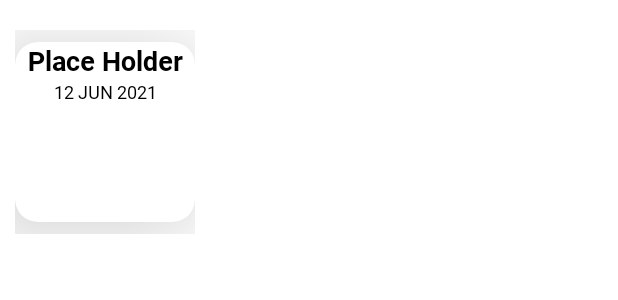
After one commit to KIxn/TaskMate, an Android app: the layout assignment_card.xml on its own in the app's theme, with its tools: preview values and no code run, on a phone screen of 412 x 824 dp. The commit adds this screen. Shown: the top 300 px of the screen. Run offline under Robolectric (Android 15) with nearby library versions, the phone set to English and light mode, and no system bars.

Commit message:
Started Assignment Recycler

```diff
--- a/app/src/main/java/com/example/taskmate/AdditionalFragment.java
+++ b/app/src/main/java/com/example/taskmate/AdditionalFragment.java
@@ -59,6 +59,9 @@ public class AdditionalFragment extends Fragment {
     public View onCreateView(LayoutInflater inflater, ViewGroup container,
                              Bundle savedInstanceState) {
         // Inflate the layout for this fragment
-        return inflater.inflate(R.layout.additional_fragment, container, false);
+        View view = inflater.inflate(R.layout.additional_fragment, container, false);
+        //TODO add cards for each additional section
+
+        return view;
     }
 }
--- a/app/src/main/java/com/example/taskmate/AnnouncementsFragment.java
+++ b/app/src/main/java/com/example/taskmate/AnnouncementsFragment.java
@@ -59,6 +59,8 @@ public class AnnouncementsFragment extends Fragment {
     public View onCreateView(LayoutInflater inflater, ViewGroup container,
                              Bundle savedInstanceState) {
         // Inflate the layout for this fragment
-        return inflater.inflate(R.layout.announcements_fragment, container, false);
+        View view = inflater.inflate(R.layout.announcements_fragment, container, false);
+        //TODO add refreshlayout and populate
+        return view;
     }
 }
--- a/app/src/main/java/com/example/taskmate/BoardRoomFragment.java
+++ b/app/src/main/java/com/example/taskmate/BoardRoomFragment.java
@@ -59,6 +59,8 @@ public class BoardRoomFragment extends Fragment {
     public View onCreateView(LayoutInflater inflater, ViewGroup container,
                              Bundle savedInstanceState) {
         // Inflate the layout for this fragment
-        return inflater.inflate(R.layout.board_room_fragment, container, false);
+        View view = inflater.inflate(R.layout.board_room_fragment, container, false);
+        //TODO add refresh layout and populate
+        return view;
     }
 }
--- a/app/src/main/java/com/example/taskmate/MainActivity.java
+++ b/app/src/main/java/com/example/taskmate/MainActivity.java
@@ -228,7 +228,7 @@ public class MainActivity extends AppCompatActivity {
                             if(arr.length() != 0){
                                 //email not found, so create user
                                 JSONObject jsonObject = arr.getJSONObject(0);
-                                if((email.equals(jsonObject.getString("EMAIL"))) && (pswd_hash.equals(jsonObject.getString("PSWD")))){
+                                if(((email).toLowerCase().equals(jsonObject.getString("EMAIL").toLowerCase())) && (pswd_hash.equals(jsonObject.getString("PSWD")))){
                                     bAuthorized = true;
                                     ////////////////////////////////save log in//////////////////////////
                                     if (chbrem.isChecked()){
--- a/app/src/main/java/com/example/taskmate/RemindersFragment.java
+++ b/app/src/main/java/com/example/taskmate/RemindersFragment.java
@@ -59,6 +59,8 @@ public class RemindersFragment extends Fragment {
     public View onCreateView(LayoutInflater inflater, ViewGroup container,
                              Bundle savedInstanceState) {
         // Inflate the layout for this fragment
-        return inflater.inflate(R.layout.reminders_fragment, container, false);
+        View view = inflater.inflate(R.layout.reminders_fragment, container, false);
+        //TODO add refresh layout and populate
+        return view;
     }
 }
--- /dev/null
+++ b/app/src/main/res/layout/assignment_card.xml
@@ -0,0 +1,49 @@
+<?xml version="1.0" encoding="utf-8"?>
+<RelativeLayout xmlns:android="http://schemas.android.com/apk/res/android"
+    android:layout_width="wrap_content"
+    android:layout_height="wrap_content"
+    xmlns:app="http://schemas.android.com/apk/res-auto"
+    android:layout_marginVertical="20dp"
+    android:layout_marginHorizontal="10dp">
+
+    <com.google.android.material.card.MaterialCardView
+        android:layout_width="120dp"
+        android:layout_height="120dp"
+        app:cardElevation="50dp"
+        app:cardCornerRadius="15dp"
+        android:layout_marginBottom="5dp"
+        android:layout_centerVertical="true"
+        android:layout_centerHorizontal="true"
+        android:padding="5dp"
+        android:layout_marginVertical="8dp">
+
+        <LinearLayout
+            android:layout_width="match_parent"
+            android:layout_height="match_parent"
+            android:orientation="vertical">
+
+            <TextView
+                android:layout_width="match_parent"
+                android:layout_height="wrap_content"
+                android:fontFamily="@font/roboto_bold"
+                android:textColor="@color/black"
+                android:textSize="18sp"
+                android:textAlignment="center"
+                android:text="Place Holder"
+                android:id="@+id/txtAssignment"/>
+
+            <TextView
+                android:layout_width="match_parent"
+                android:layout_height="wrap_content"
+                android:fontFamily="@font/roboto_regular"
+                android:textColor="@color/black"
+                android:textSize="12sp"
+                android:textAlignment="center"
+                android:text="12 JUN 2021"
+                android:id="@+id/txtDate"/>
+
+        </LinearLayout>
+
+    </com.google.android.material.card.MaterialCardView>
+
+</RelativeLayout>
```
Also changed, not shown: app/build.gradle (+4 -3 lines), app/src/main/java/com/example/taskmate/DashboardAdapter.java (added, +74 -0 lines), app/src/main/java/com/example/taskmate/DashboardFragment.java (+56 -1 lines), app/src/main/java/com/example/taskmate/NavDrawerActivity.java (+3 -34 lines), app/src/main/res/layout/dashboard_fragment.xml (+17 -1 lines), 192 other files.
